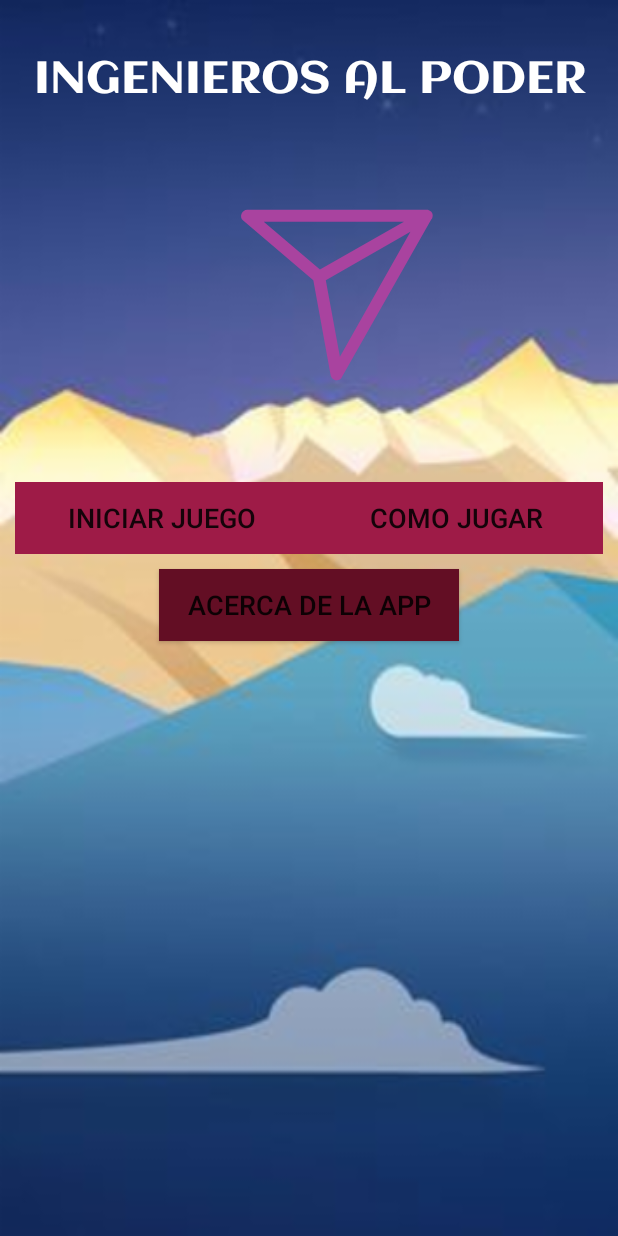
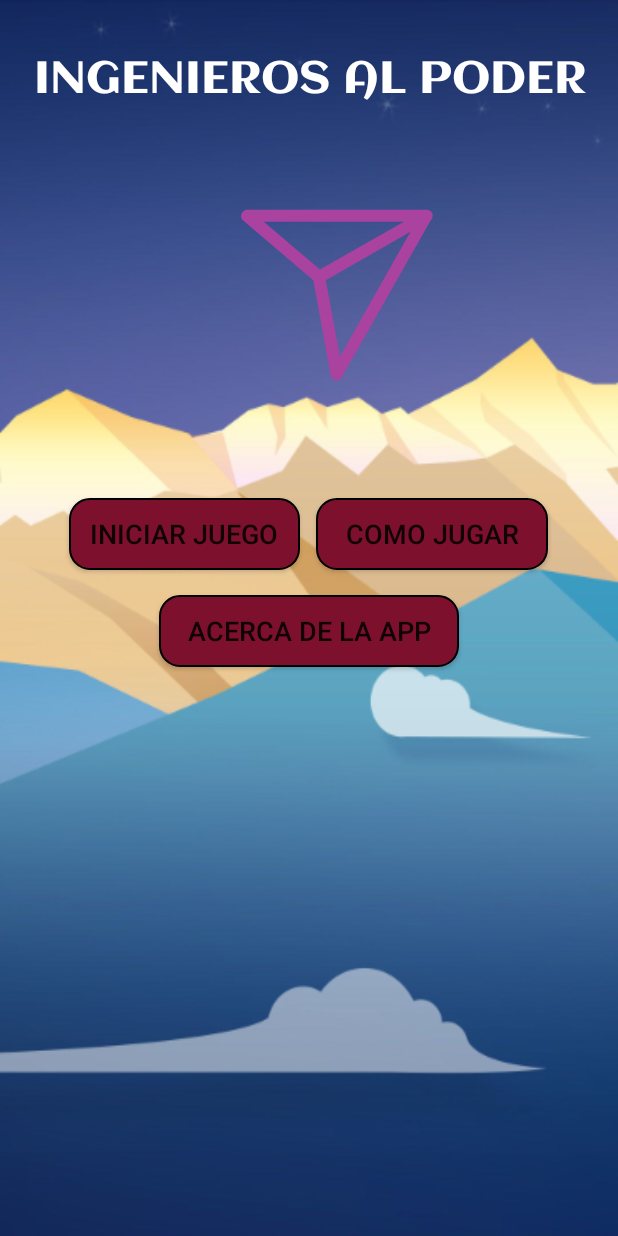
Before and after one commit to gguatibonza08/Deontologia, an Android app: the screen it shows after launch (MainActivity), on a phone screen of 412 x 824 dp. Run offline under Robolectric (Android 15) with nearby library versions, the phone set to English and light mode, and no system bars.

Commit message:
listo toda la parte del diseñp

```diff
--- a/app/src/main/res/drawable/boton.xml
+++ b/app/src/main/res/drawable/boton.xml
@@ -1,7 +1,7 @@
 <?xml version="1.0" encoding="utf-8"?>
 <shape xmlns:android="http://schemas.android.com/apk/res/android"
     android:shape="rectangle">
-    <solid android:color="#FF9800" />
+    <solid android:color="#7D112D" />
 
     <corners android:radius="13dp" />
 
--- a/app/src/main/res/layout/activity_acerca_de.xml
+++ b/app/src/main/res/layout/activity_acerca_de.xml
@@ -109,7 +109,7 @@
                 android:layout_marginLeft="5dp"
                 android:layout_marginRight="5dp"
                 android:layout_weight=".5"
-                app:cardBackgroundColor="@color/colorPrimaryDark"
+                app:cardBackgroundColor="@color/dark"
                 app:cardCornerRadius="10dp"
                 app:cardElevation="4dp">
 
--- a/app/src/main/res/layout/activity_main.xml
+++ b/app/src/main/res/layout/activity_main.xml
@@ -36,9 +36,10 @@
             app:lottie_loop="true" />
 
         <LinearLayout
-            android:layout_width="match_parent"
-            android:layout_height="wrap_content"
+            android:layout_width="330dp"
+            android:layout_height="70dp"
             android:layout_marginTop="20dp"
+            android:gravity="center"
             android:orientation="horizontal"
             android:weightSum="1">
 
@@ -46,9 +47,10 @@
                 android:id="@+id/MainJugar"
                 android:layout_width="0dp"
                 android:layout_height="wrap_content"
-
+                android:layout_marginEnd="5dp"
+                android:layout_marginStart="5dp"
                 android:layout_weight=".5"
-                android:background="#9E1B47"
+                android:background="@drawable/boton"
                 android:text="@string/iniciar"
                 android:textSize="18sp" />
 
@@ -56,8 +58,10 @@
                 android:id="@+id/MainComo"
                 android:layout_width="0dp"
                 android:layout_height="wrap_content"
+                android:layout_marginEnd="5dp"
+                android:layout_marginStart="5dp"
                 android:layout_weight=".5"
-                android:background="#9E1B47"
+                android:background="@drawable/boton"
                 android:text="@string/comoJugar"
                 android:textSize="18sp" />
 
@@ -67,8 +71,8 @@
             android:id="@+id/MainAcerca"
             android:layout_width="200dp"
             android:layout_height="wrap_content"
-            android:layout_marginTop="10dp"
-            android:background="#630E24"
+            android:layout_marginTop="5dp"
+            android:background="@drawable/boton"
             android:text="@string/AcercaApp"
             android:textSize="18sp" />
     </LinearLayout>
--- a/app/src/main/res/values/colors.xml
+++ b/app/src/main/res/values/colors.xml
@@ -1,10 +1,9 @@
 <?xml version="1.0" encoding="utf-8"?>
 <resources>
-    <color name="colorPrimary">#EB417B</color>
-    <color name="colorPrimaryDark">#9E1B47</color>
+    <color name="colorPrimary">#9E1B47</color>
+    <color name="colorPrimaryDark">#7D112D</color>
     <color name="colorAccent">#57EB64</color>
     <color name="dark">#9E1B47</color>
-    <color name="opt">#CC9E1B47</color>
     <color name="textCard">#fff</color>
     <color name="textDark">#000</color>
 </resources>
```
Also changed, not shown: app/src/main/res/drawable-hdpi/lands.png (deleted), app/src/main/res/drawable-mdpi/lands.png (deleted), app/src/main/res/drawable-xhdpi/lands.png (deleted), app/src/main/res/drawable-xxhdpi/lands.png (deleted), app/src/main/res/drawable-xxxhdpi/lands.jpg (added), app/src/main/res/drawable-xxxhdpi/lands.png (deleted).
